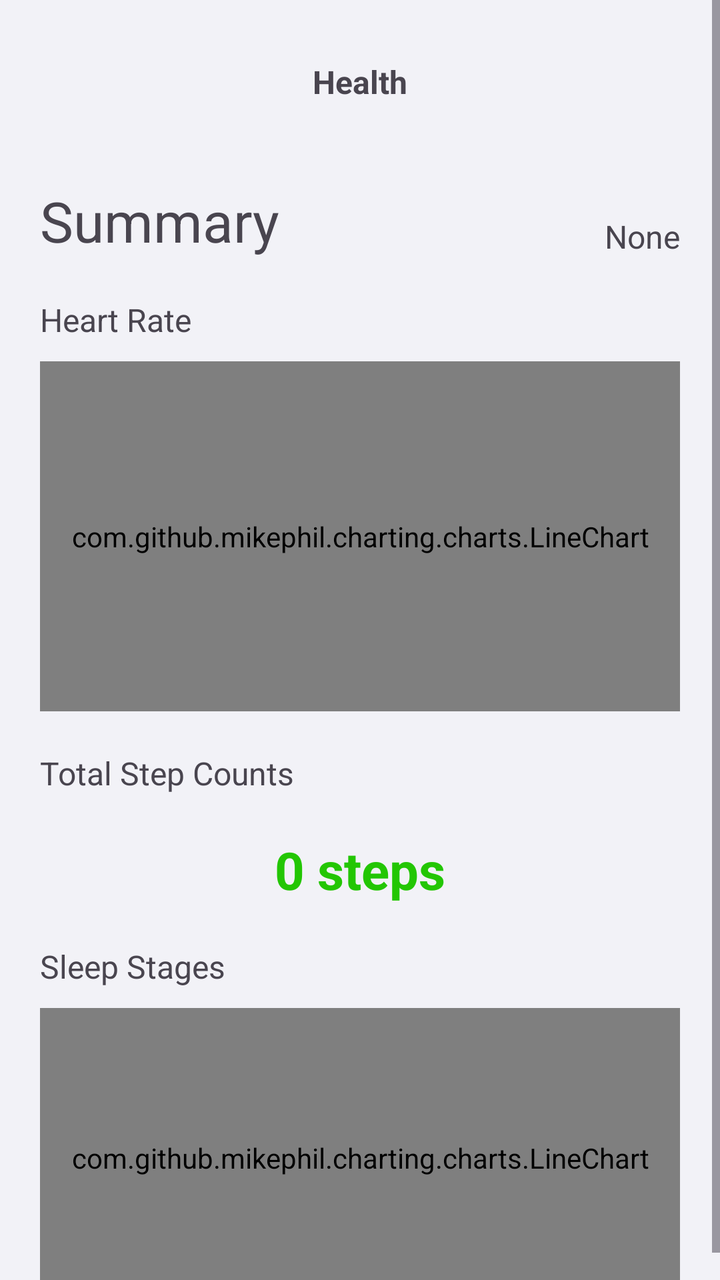
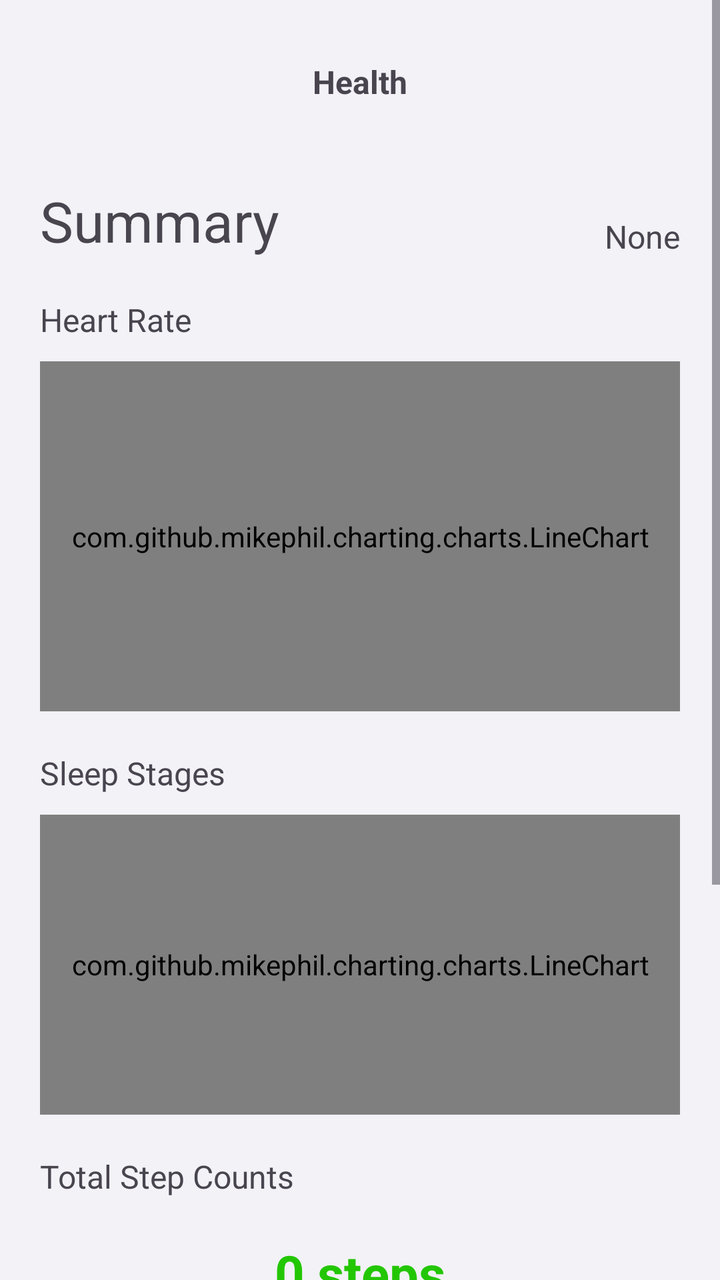

The first picture is an Android layout as it rendered before a commit; the second is the same layout after the commit. The layout source and the unified diff follow.
<!-- AndroidManifest.xml: application theme Theme.ExActHealth -->
<!-- res/layout/fragment_health.xml -->
<ScrollView
    xmlns:android="http://schemas.android.com/apk/res/android"
    xmlns:app="http://schemas.android.com/apk/res-auto"
    android:layout_width="match_parent"
    android:layout_height="match_parent"
    android:fillViewport="true"
    android:background="@color/light_gray">

    <RelativeLayout
        android:layout_width="match_parent"
        android:layout_height="wrap_content"
        android:background="@color/light_gray">

        <RelativeLayout
            android:id="@+id/health_toolbar_layout"
            android:layout_width="wrap_content"
            android:layout_height="wrap_content"
            android:layout_marginTop="30dp"
            android:layout_marginStart="20dp"
            android:layout_marginEnd="20dp"
            android:layout_alignParentEnd="true"
            android:layout_alignParentStart="true">

            <TextView
                android:id="@+id/health_toolbar_text_view"
                android:layout_width="wrap_content"
                android:layout_height="wrap_content"
                android:layout_centerInParent="true"
                android:text="@string/health"
                android:textStyle="bold"
                android:textSize="16sp">
            </TextView>
        </RelativeLayout>

        <TextView
            android:id="@+id/health_summary_text_view"
            android:layout_width="wrap_content"
            android:layout_height="wrap_content"
            android:layout_below="@+id/health_toolbar_layout"
            android:layout_marginTop="40dp"
            android:layout_marginStart="20dp"
            android:text="@string/summary"
            android:textSize="28sp">
        </TextView>

        <TextView
            android:id="@+id/health_heartrate_view"
            android:layout_width="wrap_content"
            android:layout_height="wrap_content"
            android:layout_below="@+id/health_summary_text_view"
            android:layout_marginStart="20dp"
            android:layout_marginTop="20dp"
            android:text="@string/heart_rate"
            android:textSize="16sp">

        </TextView>

        <TextView
            android:id="@+id/health_date_view"
            android:layout_width="wrap_content"
            android:layout_height="wrap_content"
            android:layout_alignBottom="@+id/health_summary_text_view"
            android:layout_alignParentEnd="true"
            android:layout_marginEnd="20dp"
            android:text="None"
            android:textSize="16sp">
        </TextView>

        <com.github.mikephil.charting.charts.LineChart
            android:id="@+id/health_heartrate_lineChart"
            android:layout_width="match_parent"
            android:layout_height="175dp"
            android:layout_below="@id/health_heartrate_view"
            android:layout_marginTop="10dp"
            android:layout_marginStart="20dp"
            android:layout_marginEnd="20dp"/>

        <TextView
            android:id="@+id/health_step_counts_title"
            android:layout_width="wrap_content"
            android:layout_height="wrap_content"
            android:layout_below="@+id/health_heartrate_lineChart"
            android:layout_marginStart="20dp"
            android:layout_marginTop="20dp"
            android:text="Total Step Counts"
            android:textSize="16sp">
        </TextView>

        <TextView
            android:id="@+id/health_step_counts_view"
            android:layout_width="wrap_content"
            android:layout_height="wrap_content"
            android:layout_below="@+id/health_step_counts_title"
            android:layout_centerHorizontal="true"
            android:layout_marginTop="20dp"
            android:text="0 steps"
            android:textStyle="bold"
            android:textColor="@color/green"
            android:textSize="26sp">
        </TextView>

        <TextView
            android:id="@+id/health_sleep_title"
            android:layout_width="wrap_content"
            android:layout_height="wrap_content"
            android:layout_below="@+id/health_step_counts_view"
            android:layout_marginStart="20dp"
            android:layout_marginTop="20dp"
            android:text="Sleep Stages"
            android:textSize="16sp">
        </TextView>

        <com.github.mikephil.charting.charts.LineChart
            android:id="@+id/health_sleep_lineChart"
            android:layout_width="match_parent"
            android:layout_height="150dp"
            android:layout_below="@id/health_sleep_title"
            android:layout_marginTop="10dp"
            android:layout_marginStart="20dp"
            android:layout_marginEnd="20dp"/>

    </RelativeLayout>

</ScrollView>
<!-- resources referenced by this layout -->
<resources>
  <color name="green">#23C603</color>
  <color name="light_gray">#F2F2F7</color>
  <string name="health">Health</string>
  <string name="heart_rate">Heart Rate</string>
  <string name="summary">Summary</string>
  <style name="Theme.ExActHealth" parent="Base.Theme.ExActHealth" />
  <style name="Base.Theme.ExActHealth" parent="Theme.Material3.Light.NoActionBar">
          
          <item name="colorPrimary">@color/red</item>
          <item name="android:itemBackground">@color/white</item>
      </style>
  <color name="red">#F44336</color>
  <color name="white">#FFFFFFFF</color>
</resources>

<!-- the commit's change to res/layout/fragment_health.xml (unified diff, before → after) -->
@@ -1,6 +1,5 @@
 <ScrollView
     xmlns:android="http://schemas.android.com/apk/res/android"
-    xmlns:app="http://schemas.android.com/apk/res-auto"
     android:layout_width="match_parent"
     android:layout_height="match_parent"
     android:fillViewport="true"
@@ -76,10 +75,30 @@
             android:layout_marginEnd="20dp"/>
 
         <TextView
+            android:id="@+id/health_sleep_title"
+            android:layout_width="wrap_content"
+            android:layout_height="wrap_content"
+            android:layout_below="@+id/health_heartrate_lineChart"
+            android:layout_marginStart="20dp"
+            android:layout_marginTop="20dp"
+            android:text="Sleep Stages"
+            android:textSize="16sp">
+        </TextView>
+
+        <com.github.mikephil.charting.charts.LineChart
+            android:id="@+id/health_sleep_lineChart"
+            android:layout_width="match_parent"
+            android:layout_height="150dp"
+            android:layout_below="@id/health_sleep_title"
+            android:layout_marginTop="10dp"
+            android:layout_marginStart="20dp"
+            android:layout_marginEnd="20dp"/>
+
+        <TextView
             android:id="@+id/health_step_counts_title"
             android:layout_width="wrap_content"
             android:layout_height="wrap_content"
-            android:layout_below="@+id/health_heartrate_lineChart"
+            android:layout_below="@+id/health_sleep_lineChart"
             android:layout_marginStart="20dp"
             android:layout_marginTop="20dp"
             android:text="Total Step Counts"
@@ -100,25 +119,24 @@
         </TextView>
 
         <TextView
-            android:id="@+id/health_sleep_title"
+            android:id="@+id/health_exercise_title"
             android:layout_width="wrap_content"
             android:layout_height="wrap_content"
             android:layout_below="@+id/health_step_counts_view"
             android:layout_marginStart="20dp"
             android:layout_marginTop="20dp"
-            android:text="Sleep Stages"
+            android:text="Exercise Sessions"
             android:textSize="16sp">
         </TextView>
 
-        <com.github.mikephil.charting.charts.LineChart
-            android:id="@+id/health_sleep_lineChart"
+        <com.github.mikephil.charting.charts.BarChart
+            android:id="@+id/health_calories_barChart"
             android:layout_width="match_parent"
-            android:layout_height="150dp"
-            android:layout_below="@id/health_sleep_title"
+            android:layout_height="200dp"
+            android:layout_below="@id/health_exercise_title"
             android:layout_marginTop="10dp"
             android:layout_marginStart="20dp"
-            android:layout_marginEnd="20dp"/>
-
+            android:layout_marginEnd="20dp"
+            android:layout_marginBottom="20dp"/>
     </RelativeLayout>
-
 </ScrollView>
